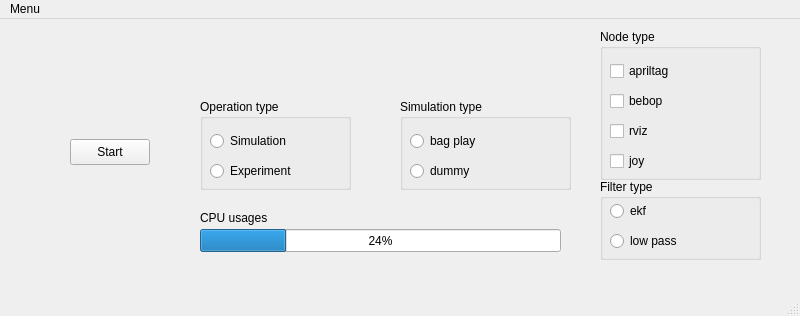
RedwanNewaz/bebop2_controller, file bebop2_controller_gui/mainwindow.ui: the form before one commit.
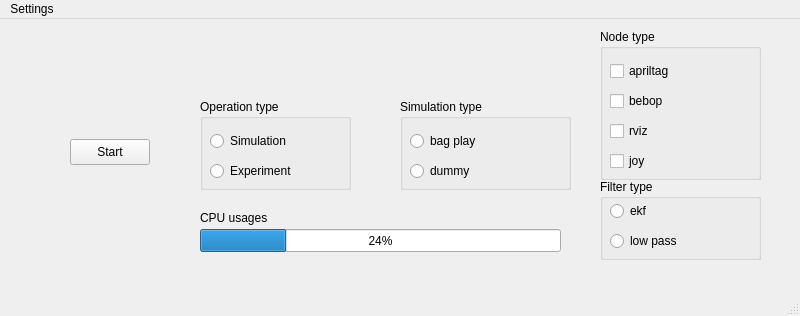
The form after the commit.

Diff of the .ui file:
```diff
--- a/bebop2_controller_gui/mainwindow.ui
+++ b/bebop2_controller_gui/mainwindow.ui
@@ -247,7 +247,7 @@
    </property>
    <widget class="QMenu" name="menuMenu">
     <property name="title">
-     <string>Menu</string>
+     <string>Settings</string>
     </property>
     <addaction name="actionset_bag_file"/>
    </widget>
```
Left out of the diff: 14 changed lines with no effect on the pictures.
